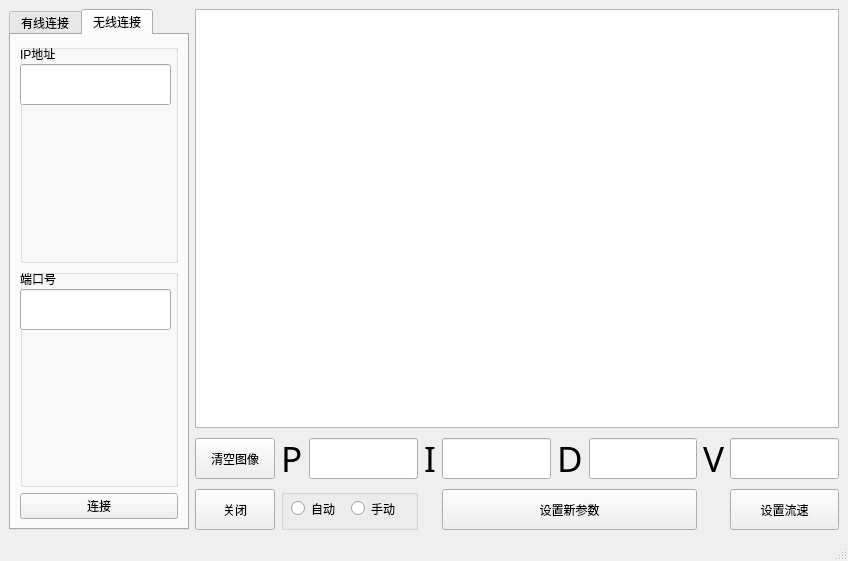
The window that OController/mainwindow.ui (ImageBlue/PID_exp_platform) describes before a commit, drawn with Qt 5.
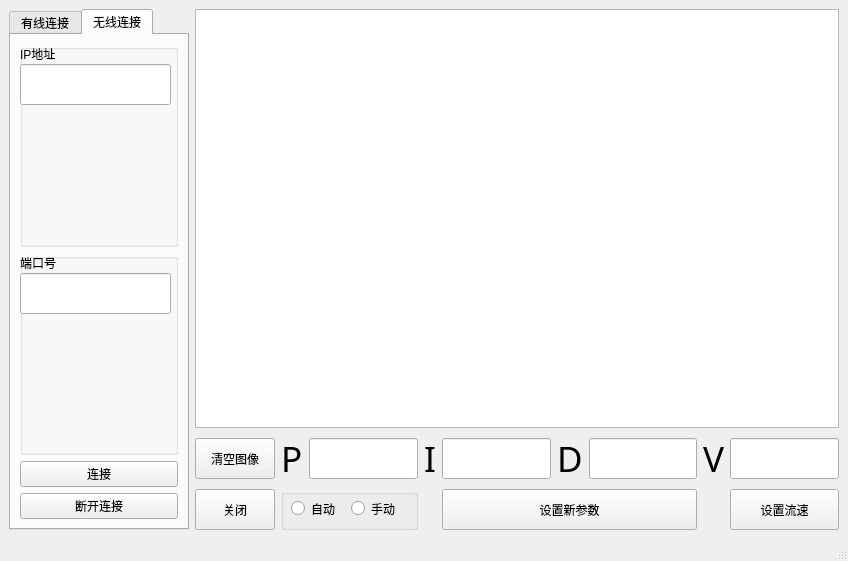
The same window after the commit. The open tabs and pages were chosen to show the change. Custom widgets are drawn as their Qt base class.

Diff of the .ui file:
```diff
--- a/OController/mainwindow.ui
+++ b/OController/mainwindow.ui
@@ -541,6 +541,13 @@
           </property>
          </widget>
         </item>
+        <item row="3" column="0">
+         <widget class="QPushButton" name="WLDisconnectButton">
+          <property name="text">
+           <string>断开连接</string>
+          </property>
+         </widget>
+        </item>
        </layout>
       </widget>
      </widget>
```
